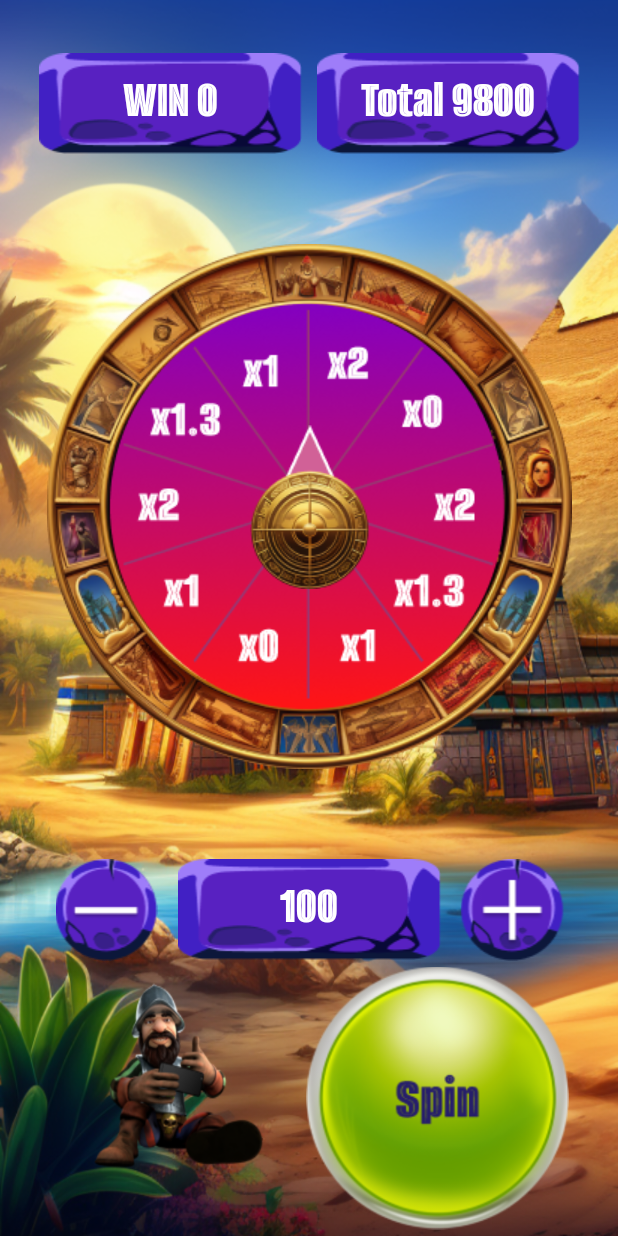
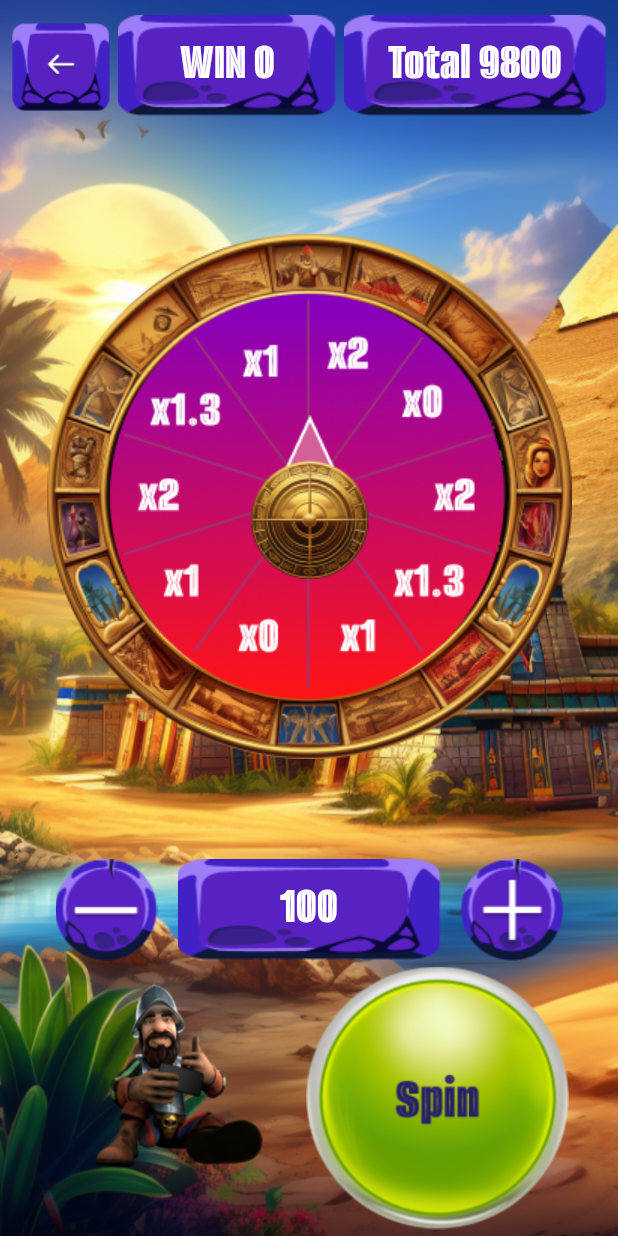
Before and after one commit to V-34-10/Pile-Luck, an Android app: the GameThreeFragment screen opened through its navigation route, on a phone screen of 412 x 824 dp. Run offline under Robolectric (Android 15) with nearby library versions, the phone set to English and light mode, and no system bars.

Commit message:
First-FifeGame: add Ui button Back

```diff
--- a/app/src/main/java/com/pyramidal/luuck/ui/main/scene/games/GameFirstFragment.kt
+++ b/app/src/main/java/com/pyramidal/luuck/ui/main/scene/games/GameFirstFragment.kt
@@ -1,6 +1,7 @@
 package com.pyramidal.luuck.ui.main.scene.games
 
 import android.annotation.SuppressLint
+import android.content.Intent
 import android.content.res.Configuration
 import android.os.Bundle
 import android.view.LayoutInflater
@@ -12,6 +13,7 @@ import androidx.fragment.app.Fragment
 import androidx.recyclerview.widget.GridLayoutManager
 import com.pyramidal.luuck.R
 import com.pyramidal.luuck.databinding.FragmentGameFirstBinding
+import com.pyramidal.luuck.ui.main.menu.MenuActivity
 import com.pyramidal.luuck.ui.main.scene.SlotAdapter
 import com.pyramidal.luuck.ui.main.scene.model.SlotItem
 import com.pyramidal.luuck.ui.utils.StakeManager
@@ -159,6 +161,10 @@ class GameFirstFragment : Fragment() {
             stakeManager.increaseStake()
             updateStakeUI(binding, stakeManager)
         }
+        binding.btnBack.setOnClickListener {
+            binding.btnBack.startAnimation(animation)
+            activity?.onBackPressed()
+        }
     }
 
     private fun calculateWinCoefficient(slotItems: List<SlotItem>): Float {
--- a/app/src/main/java/com/pyramidal/luuck/ui/main/scene/games/GameFourFragment.kt
+++ b/app/src/main/java/com/pyramidal/luuck/ui/main/scene/games/GameFourFragment.kt
@@ -1,6 +1,7 @@
 package com.pyramidal.luuck.ui.main.scene.games
 
 import android.annotation.SuppressLint
+import android.content.Intent
 import android.os.Bundle
 import android.view.LayoutInflater
 import android.view.View
@@ -11,6 +12,7 @@ import androidx.fragment.app.Fragment
 import com.pyramidal.luuck.R
 import com.pyramidal.luuck.databinding.ChestLayoutBinding
 import com.pyramidal.luuck.databinding.FragmentGameFourBinding
+import com.pyramidal.luuck.ui.main.menu.MenuActivity
 import com.pyramidal.luuck.ui.utils.StakeManager
 import com.pyramidal.luuck.ui.utils.UpdateStakeUI.extractNumberFromText
 import com.pyramidal.luuck.ui.utils.UpdateStakeUI.isBalanceSaved
@@ -112,6 +114,10 @@ class GameFourFragment : Fragment() {
             binding.includeChestThree.chestClosed.isClickable = true
             binding.includeChestFour.chestClosed.isClickable = true
         }
+        binding.btnBack.setOnClickListener {
+            binding.btnBack.startAnimation(animation)
+            activity?.onBackPressed()
+        }
     }
 
     @SuppressLint("SetTextI18n")
--- a/app/src/main/java/com/pyramidal/luuck/ui/main/scene/games/GameThreeFragment.kt
+++ b/app/src/main/java/com/pyramidal/luuck/ui/main/scene/games/GameThreeFragment.kt
@@ -1,6 +1,7 @@
 package com.pyramidal.luuck.ui.main.scene.games
 
 import android.annotation.SuppressLint
+import android.content.Intent
 import android.os.Bundle
 import android.view.LayoutInflater
 import android.view.View
@@ -11,6 +12,7 @@ import android.view.animation.RotateAnimation
 import androidx.fragment.app.Fragment
 import com.pyramidal.luuck.R
 import com.pyramidal.luuck.databinding.FragmentGameThreeBinding
+import com.pyramidal.luuck.ui.main.menu.MenuActivity
 import com.pyramidal.luuck.ui.utils.StakeManager
 import com.pyramidal.luuck.ui.utils.UpdateStakeUI.extractNumberFromText
 import com.pyramidal.luuck.ui.utils.UpdateStakeUI.isBalanceSaved
@@ -135,6 +137,10 @@ class GameThreeFragment : Fragment() {
             stakeManager.increaseStake()
             updateStakeUI(binding, stakeManager)
         }
+        binding.btnBack.setOnClickListener {
+            binding.btnBack.startAnimation(animation)
+            activity?.onBackPressed()
+        }
     }
 
     private fun calculateCoefficient(degrees: Float): Float {
--- a/app/src/main/res/layout-land/fragment_game_three.xml
+++ b/app/src/main/res/layout-land/fragment_game_three.xml
@@ -149,4 +149,17 @@
 
     </androidx.constraintlayout.widget.ConstraintLayout>
 
+    <ImageView
+        android:id="@+id/btn_back"
+        android:layout_width="@dimen/dp70"
+        android:layout_height="0dp"
+        android:layout_marginStart="5dp"
+        android:clickable="true"
+        android:contentDescription="@string/btn_back"
+        android:focusable="true"
+        android:src="@drawable/btn_back_second"
+        app:layout_constraintStart_toStartOf="parent"
+        app:layout_constraintTop_toTopOf="parent"
+        tools:ignore="ImageContrastCheck" />
+
 </androidx.constraintlayout.widget.ConstraintLayout>
--- a/app/src/main/res/layout/fragment_game_three.xml
+++ b/app/src/main/res/layout/fragment_game_three.xml
@@ -15,11 +15,24 @@
         app:layout_constraintStart_toStartOf="parent"
         app:layout_constraintTop_toTopOf="parent">
 
+        <ImageView
+            android:id="@+id/btn_back"
+            android:layout_width="@dimen/dp65"
+            android:layout_height="0dp"
+            android:clickable="true"
+            android:contentDescription="@string/btn_back"
+            android:focusable="true"
+            android:src="@drawable/btn_back_second"
+            app:layout_constraintStart_toStartOf="parent"
+            app:layout_constraintTop_toTopOf="parent"
+            tools:ignore="ImageContrastCheck" />
+
         <TextView
             android:id="@+id/text_win"
-            android:layout_width="@dimen/dp175"
+            android:layout_width="@dimen/dp145"
             android:layout_height="0dp"
-            android:layout_marginTop="35dp"
+            android:layout_marginStart="5dp"
+            android:layout_marginTop="10dp"
             android:background="@drawable/text_background_three_game"
             android:fontFamily="@font/alumni_sans_inline_one"
             android:padding="@dimen/dp10"
@@ -27,15 +40,15 @@
             android:textAlignment="center"
             android:textColor="@color/white"
             android:textSize="@dimen/size_textDescription"
-            app:layout_constraintStart_toStartOf="parent"
+            app:layout_constraintStart_toEndOf="@+id/btn_back"
             app:layout_constraintTop_toTopOf="parent" />
 
         <TextView
             android:id="@+id/text_total"
             android:layout_width="@dimen/dp175"
             android:layout_height="0dp"
-            android:layout_marginStart="10dp"
-            android:layout_marginTop="35dp"
+            android:layout_marginStart="5dp"
+            android:layout_marginTop="10dp"
             android:background="@drawable/text_background_three_game"
             android:fontFamily="@font/alumni_sans_inline_one"
             android:padding="@dimen/dp10"
--- a/app/src/main/res/values/dimens.xml
+++ b/app/src/main/res/values/dimens.xml
@@ -31,4 +31,7 @@
     <dimen name="dp85">85dp</dimen>
     <dimen name="dp90">90dp</dimen>
     <dimen name="dp285">285dp</dimen>
+    <dimen name="dp70">70dp</dimen>
+    <dimen name="dp65">65dp</dimen>
+    <dimen name="dp145">145dp</dimen>
 </resources>
--- a/app/src/main/res/values/strings.xml
+++ b/app/src/main/res/values/strings.xml
@@ -74,7 +74,7 @@
     <string name="title_game_fife">"EgyptPlay"</string>
     <string name="title_win">WIN 0</string>
     <string name="title_total">Total 10000</string>
-    <string name="title_bid">1000</string>
+    <string name="title_bid">100</string>
     <string name="btn_minus">btn_minus</string>
     <string name="btn_spin">btn_spin</string>
     <string name="arrow_scene">arrow_scene</string>
```
Also changed, not shown: app/src/main/java/com/pyramidal/luuck/ui/main/scene/games/GameFifeFragment.kt (+8 -23 lines), app/src/main/res/layout-land/fragment_game_fife.xml (+19 -6 lines), app/src/main/res/layout-land/fragment_game_first.xml (+13 -0 lines), app/src/main/res/layout/fragment_game_first.xml (+18 -5 lines), app/src/main/res/layout/fragment_game_four.xml (+18 -5 lines), app/src/main/res/drawable/btn_back_second.png (added).
